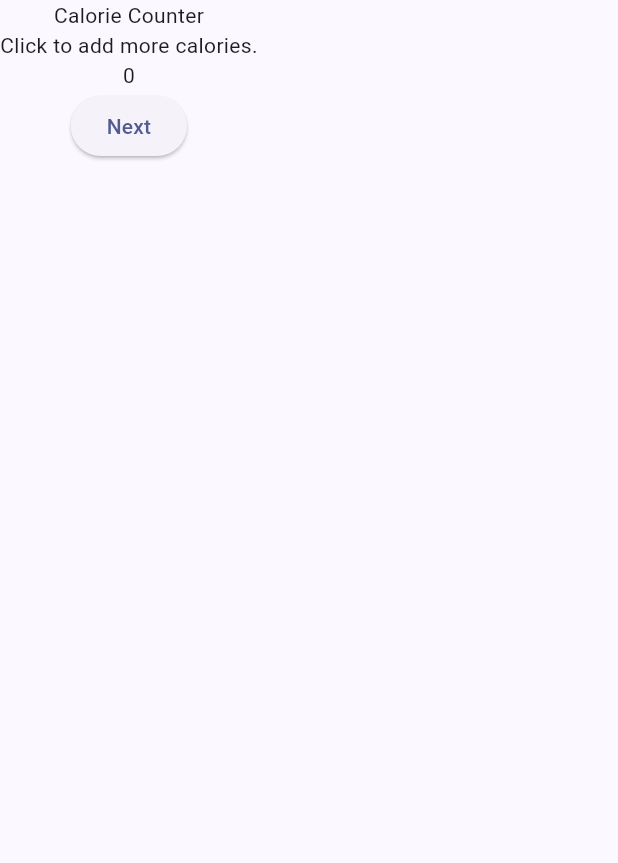
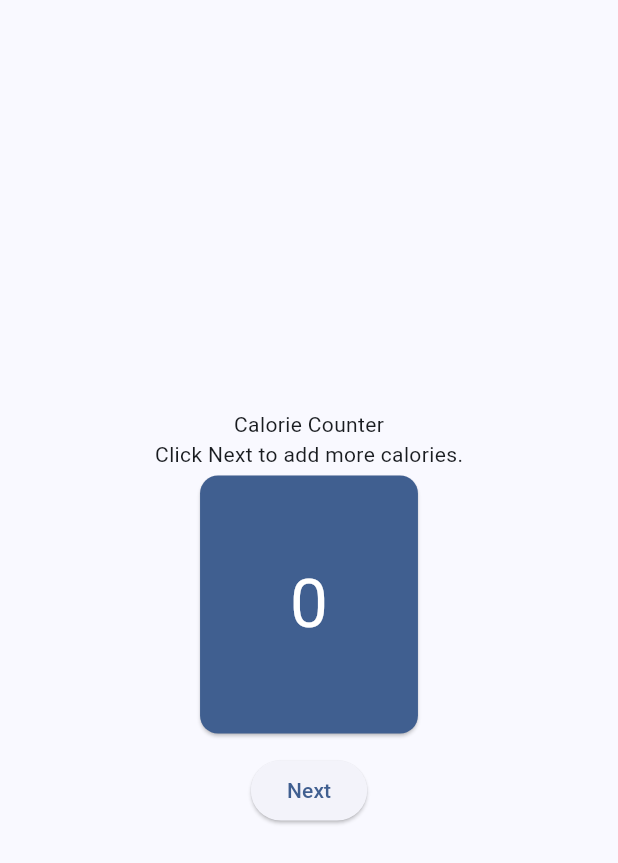
Before and after one commit to creid3202/firstProgrammingAssignment, a Flutter app: the screen it shows after launch, on a phone screen of 412 x 824 dp. Shown: the top 863 px of the screen. Run offline on Flutter 3.47's test engine with Material 2 defaults, Android fonts, the phone set to English and light mode, and no system bars.

Commit message:
center boxes and change colors

```diff
--- a/flutter_application_1/lib/main.dart
+++ b/flutter_application_1/lib/main.dart
@@ -17,7 +17,7 @@ class MyApp extends StatelessWidget {
         title: 'Calorie Counter App',
         theme: ThemeData(
           useMaterial3: true,
-          colorScheme: ColorScheme.fromSeed(seedColor: Color.fromARGB(255, 34, 78, 255)),
+          colorScheme: ColorScheme.fromSeed(seedColor: Color.fromARGB(255, 81, 132, 209)),
         ),
         home: MyHomePage(),
       ),
@@ -39,14 +39,17 @@ class MyHomePage extends StatelessWidget {
   @override
   Widget build(BuildContext context) {
     var appState = context.watch<MyAppState>();
+    var randomCalorie = appState.curr;
 
     return Scaffold(
-      body: Column(
+      body: Center(
+        child: Column(
+          mainAxisAlignment: MainAxisAlignment.center,
           children: [
             Text('Calorie Counter'),
-          Text('Click to add more calories.'),
-          Text(appState.curr.toString()),
-
+            Text('Click Next to add more calories.'),
+            CalorieNum(randomCalorie: randomCalorie),
+            SizedBox(height: 10),
             ElevatedButton(
               onPressed: () {
                 //print('Calories Added!');
@@ -57,6 +60,31 @@ class MyHomePage extends StatelessWidget {
 
           ],
         ),
+      ),
     );
   }
 }
+
+class CalorieNum extends StatelessWidget {
+  const CalorieNum({
+    super.key,
+    required this.randomCalorie,
+  });
+
+  final int randomCalorie;
+
+  @override
+  Widget build(BuildContext context) {
+    var theme = Theme.of(context);
+    var style = theme.textTheme.displayMedium!.copyWith(
+      color: theme.colorScheme.onPrimary,
+    );
+    return Card(
+      color: theme.colorScheme.primary,
+      child: Padding(
+        padding: const EdgeInsets.all(60),
+        child: Text(randomCalorie.toString(), style:style),
+      ),
+    );
+  }
+}
```
Lines whose indentation alone changed are shown as unchanged.
